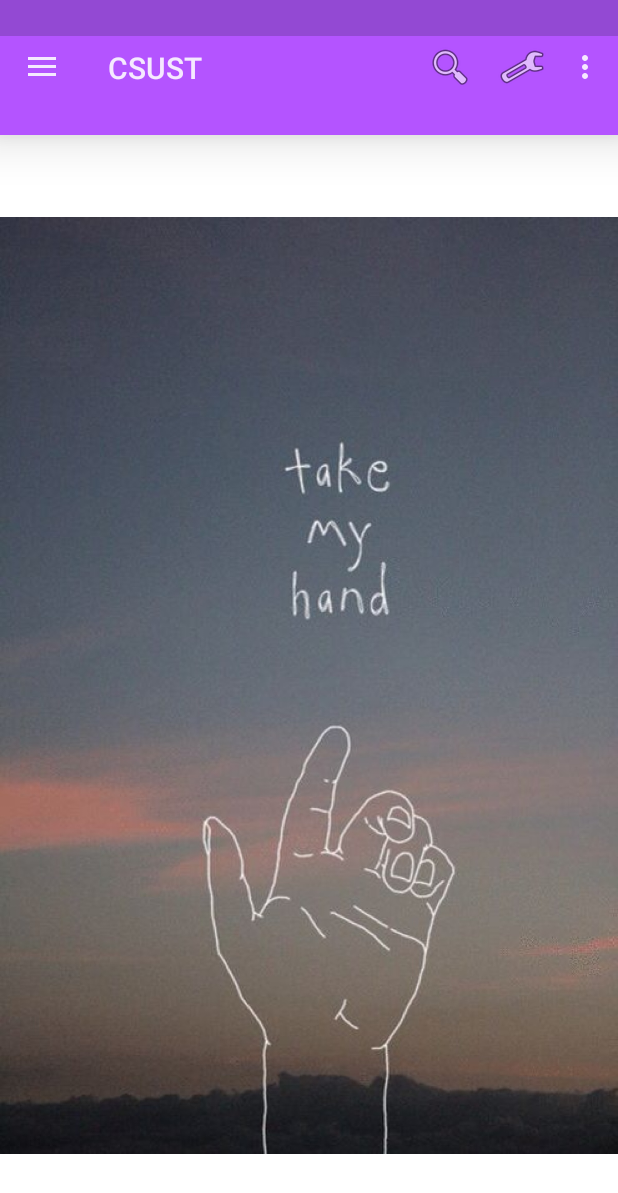
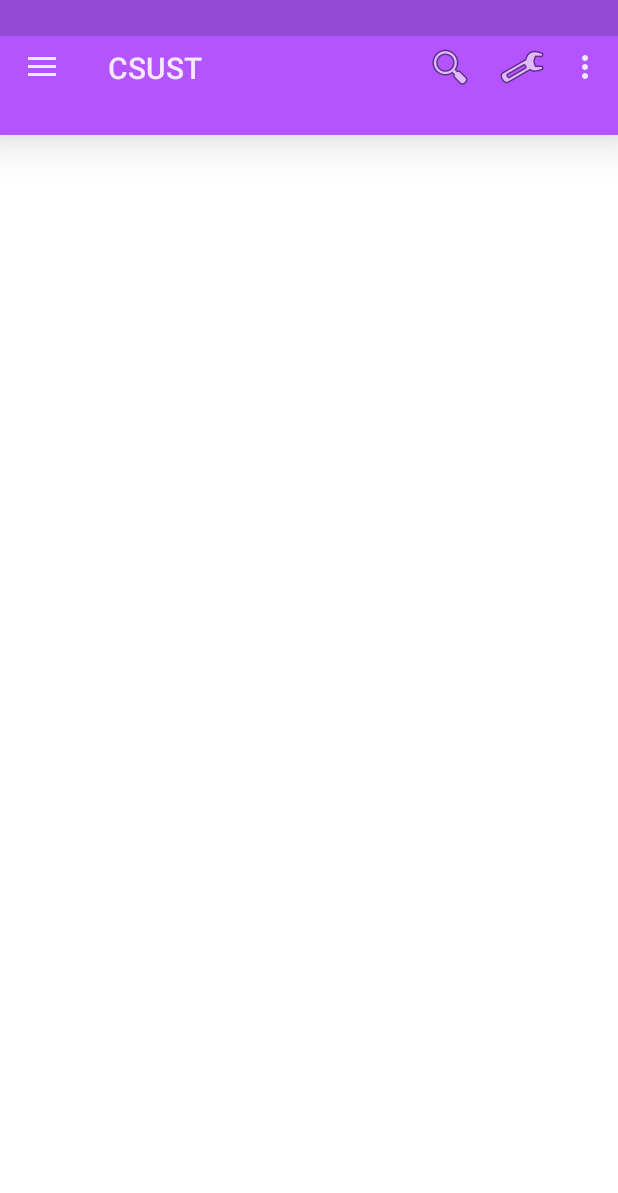
Before and after one commit to UlrichAbiguime/CSUST_, an Android app: the fragment Activites_Fragment placed in its activity, on a phone screen of 412 x 824 dp. Shown: the top 1193 px of the screen. Run offline under Robolectric (Android 15) with nearby library versions, the phone set to English and light mode, and no system bars.

Commit message:
Commitment before sleep

```diff
--- a/app/src/main/java/abtogo/csust/fragments/activities_fragment/Activites_Fragment.java
+++ b/app/src/main/java/abtogo/csust/fragments/activities_fragment/Activites_Fragment.java
@@ -25,6 +25,7 @@ public class Activites_Fragment extends Fragment {
         // Inflate the layout for this fragment
         View rootview = inflater.inflate(R.layout.fragment_activites_, container, false);
         // and again
+
         return rootview;
     }
 }
--- a/app/src/main/res/layout/fragment_activites_.xml
+++ b/app/src/main/res/layout/fragment_activites_.xml
@@ -1,10 +1,7 @@
-<FrameLayout xmlns:android="http://schemas.android.com/apk/res/android"
+<LinearLayout xmlns:android="http://schemas.android.com/apk/res/android"
     xmlns:tools="http://schemas.android.com/tools" android:layout_width="match_parent"
     android:layout_height="match_parent"
+    android:orientation="vertical"
     tools:context="abtogo.csust.fragments.activities_fragment.Activites_Fragment" >
 
-    <ImageView
-        android:layout_width="match_parent"
-        android:src="@drawable/_1"
-        android:layout_height="wrap_content" />
-</FrameLayout>
+</LinearLayout>
```
Also changed, not shown: app/src/main/res/layout/newscardlayout.xml (added, +9 -0 lines).
